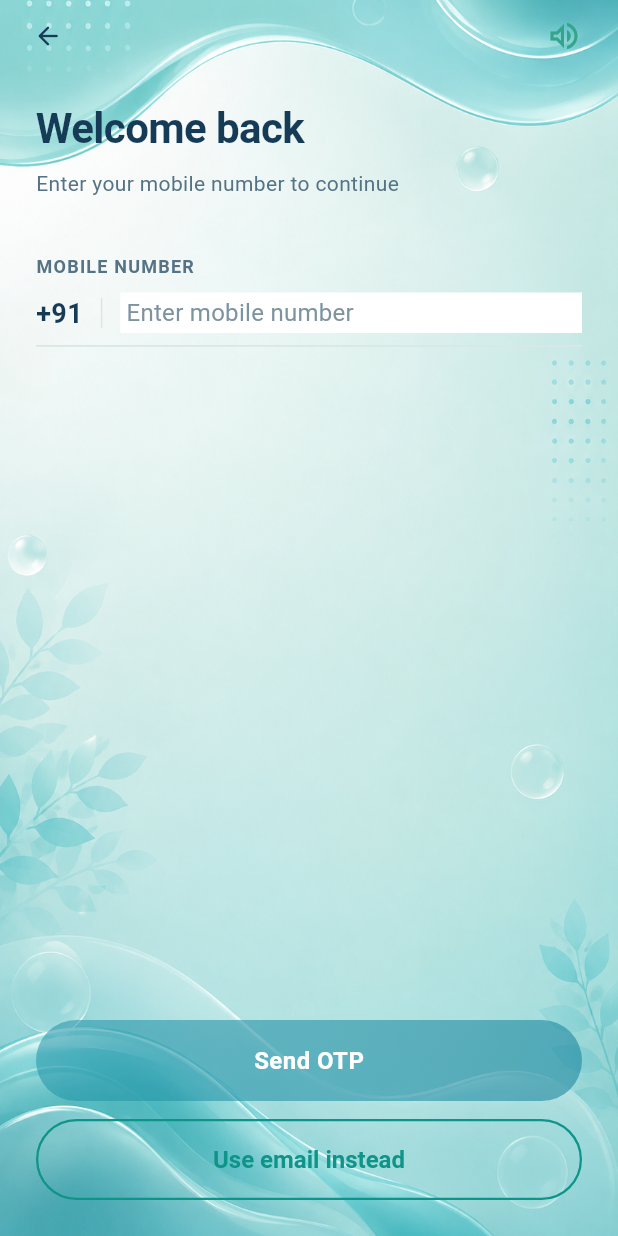
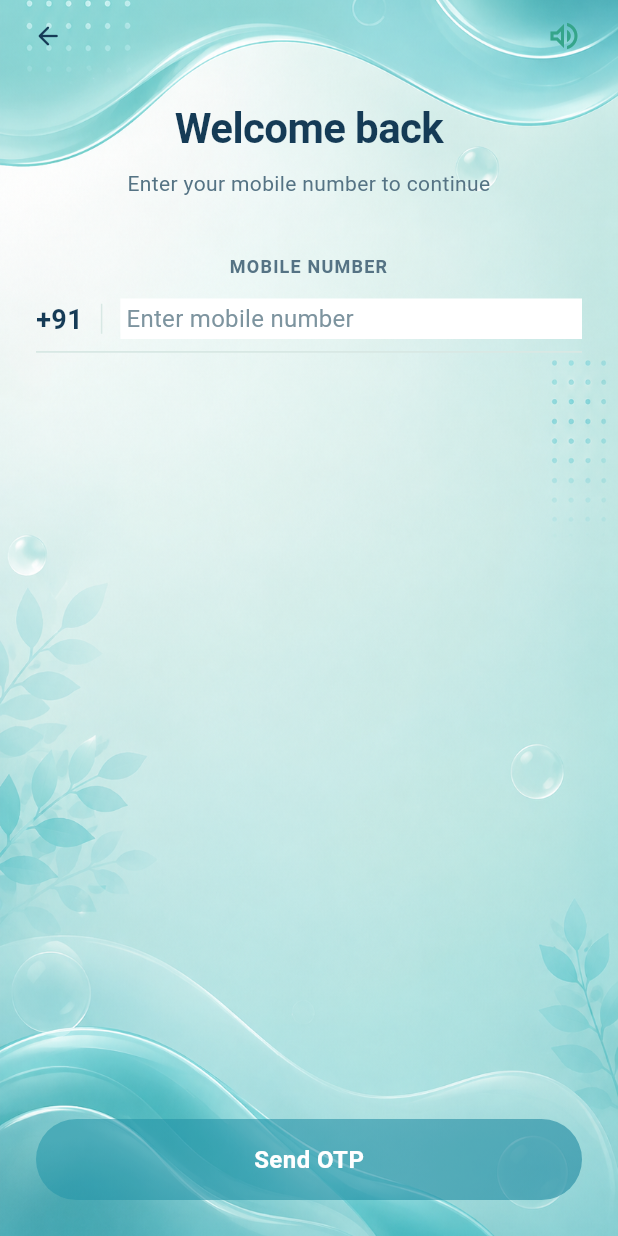
Before and after one commit to AquaverseAI/AquaVerse, a Flutter app: the PhoneEntryScreen screen opened by its route, on a phone screen of 412 x 824 dp. Run offline on Flutter 3.47's test engine with Material 3 defaults, Android fonts, the phone set to English and light mode, and no system bars; our stand-ins replace dio, drift, fl_chart, flutter_riverpod, flutter_secure_storage, go_router and 3 more; missing offline and left inert: sqlite3; accounts and stored records are empty; generated files the repository leaves out were written again.

Commit message:
refactor(onboarding): center-align content in PhoneEntryScreen and remove Use email instead secondary button

```diff
--- a/lib/features/onboarding/presentation/phone_entry_screen.dart
+++ b/lib/features/onboarding/presentation/phone_entry_screen.dart
@@ -7,13 +7,12 @@ import '../../../core/theme/app_theme.dart';
 import '../../../shared/widgets/speaker_button.dart';
 import 'controllers/onboarding_controller.dart';
 
-/// Rebuilt Login / Phone Entry Screen strictly following Section 0-6 Prompt Specifications.
+/// Phone Entry Screen with centered content layout.
 /// Features:
-/// - Full-bleed `assets/images/login_bg.png` background (teal glass-wave artwork top & bottom).
-/// - Curved header spacing with left-aligned title & subtitle + SpeakerButton.
-/// - Underline-style mobile number input with rest (#D8E8E4) and focus (#0E9488) states.
-/// - Fixed +91 country prefix.
-/// - Bottom pill-shaped CTA stack: Primary "Send OTP" gradient button + Secondary "Use email instead" outlined button.
+/// - Top-left back arrow button.
+/// - Top-right speaker accessibility button.
+/// - Centered title, subtitle, field label, and mobile input row.
+/// - Single primary "Send OTP" pill CTA button at bottom (Secondary email button removed per request).
 class PhoneEntryScreen extends ConsumerStatefulWidget {
   const PhoneEntryScreen({super.key});
 
@@ -58,9 +57,8 @@ class _PhoneEntryScreenState extends ConsumerState<PhoneEntryScreen> {
   Widget build(BuildContext context) {
     final state = ref.watch(onboardingControllerProvider);
 
-    // Color tokens per specification
     const restBorderColor = Color(0xFFD8E8E4);
-    const focusBorderColor = Color(0xFF0E9488); // --color-field-focus-border
+    const focusBorderColor = Color(0xFF0E9488);
 
     final currentBorderColor = state.errorMessage != null
         ? AppColors.critical
@@ -70,7 +68,7 @@ class _PhoneEntryScreenState extends ConsumerState<PhoneEntryScreen> {
       backgroundColor: Colors.white,
       body: Stack(
         children: [
-          // 1. Full-bleed Background Image (Section 2 spec)
+          // 1. Full-bleed Background Image
           Positioned.fill(
             child: Image.asset(
               'assets/images/login_bg.png',
@@ -79,11 +77,11 @@ class _PhoneEntryScreenState extends ConsumerState<PhoneEntryScreen> {
             ),
           ),
 
-          // 2. Safe Area Screen Content Layout (Section 5 spec)
+          // 2. Safe Area Content Layout
           SafeArea(
             child: Column(
               children: [
-                // Top App Bar / Back Button
+                // Top Navigation Bar: Pinned Back Arrow (left) & Speaker Button (right)
                 Padding(
                   padding: const EdgeInsets.symmetric(horizontal: 8.0),
                   child: Row(
@@ -94,7 +92,7 @@ class _PhoneEntryScreenState extends ConsumerState<PhoneEntryScreen> {
                       ),
                       const Spacer(),
                       const SpeakerButton(
-                        textToSpeak: "Login. Enter your mobile number to continue.",
+                        textToSpeak: "Welcome back. Enter your mobile number to continue.",
                       ),
                       const SizedBox(width: 8),
                     ],
@@ -105,13 +103,14 @@ class _PhoneEntryScreenState extends ConsumerState<PhoneEntryScreen> {
                   child: Padding(
                     padding: const EdgeInsets.symmetric(horizontal: 24.0),
                     child: Column(
-                      crossAxisAlignment: CrossAxisAlignment.start,
+                      crossAxisAlignment: CrossAxisAlignment.center,
                       children: [
                         const SizedBox(height: 16),
 
-                        // 3.1 Header Text (Section 3.1 & Section 5 spec)
+                        // Centered Title & Subtitle
                         const Text(
                           'Welcome back',
+                          textAlign: TextAlign.center,
                           style: TextStyle(
                             fontSize: 28,
                             fontWeight: FontWeight.bold,
@@ -122,6 +121,7 @@ class _PhoneEntryScreenState extends ConsumerState<PhoneEntryScreen> {
                         const SizedBox(height: 6),
                         const Text(
                           'Enter your mobile number to continue',
+                          textAlign: TextAlign.center,
                           style: TextStyle(
                             fontSize: 14,
                             fontWeight: FontWeight.w400,
@@ -131,13 +131,14 @@ class _PhoneEntryScreenState extends ConsumerState<PhoneEntryScreen> {
 
                         const SizedBox(height: 36),
 
-                        // 3.2 Form: Underline-style Mobile Input (Section 3.2 & Section 4 spec)
+                        // Centered Form: Underline-style Mobile Input
                         Column(
-                          crossAxisAlignment: CrossAxisAlignment.start,
+                          crossAxisAlignment: CrossAxisAlignment.center,
                           children: [
-                            // Field Label Above
+                            // Centered Field Label
                             const Text(
                               'MOBILE NUMBER',
+                              textAlign: TextAlign.center,
                               style: TextStyle(
                                 fontSize: 12,
                                 fontWeight: FontWeight.bold,
@@ -145,7 +146,7 @@ class _PhoneEntryScreenState extends ConsumerState<PhoneEntryScreen> {
                                 color: AppColors.textSecondary,
                               ),
                             ),
-                            const SizedBox(height: 8),
+                            const SizedBox(height: 12),
 
                             // Underline Input Container
                             AnimatedContainer(
@@ -160,9 +161,10 @@ class _PhoneEntryScreenState extends ConsumerState<PhoneEntryScreen> {
                                 ),
                               ),
                               child: Row(
+                                mainAxisAlignment: MainAxisAlignment.center,
                                 crossAxisAlignment: CrossAxisAlignment.center,
                                 children: [
-                                  // Pinned Country Code Prefix
+                                  // Fixed +91 Country Prefix
                                   const Text(
                                     '+91',
                                     style: TextStyle(
@@ -226,6 +228,7 @@ class _PhoneEntryScreenState extends ConsumerState<PhoneEntryScreen> {
                               const SizedBox(height: 8),
                               Text(
                                 state.errorMessage!,
+                                textAlign: TextAlign.center,
                                 style: const TextStyle(
                                   color: AppColors.critical,
                                   fontSize: 13,
@@ -236,11 +239,9 @@ class _PhoneEntryScreenState extends ConsumerState<PhoneEntryScreen> {
                           ],
                         ),
 
-                        // Flexible whitespace to let background breathe
                         const Spacer(),
 
-                        // 3.3 Buttons Stack (Section 3.3 & Section 5 spec)
-                        // Primary Pill Gradient CTA
+                        // Primary Pill Gradient CTA Button ("Send OTP")
                         Container(
                           width: double.infinity,
                           height: 54,
@@ -294,39 +295,6 @@ class _PhoneEntryScreenState extends ConsumerState<PhoneEntryScreen> {
                           ),
                         ),
 
-                        const SizedBox(height: 12),
-
-                        // Secondary Outlined Pill Button
-                        SizedBox(
-                          width: double.infinity,
-                          height: 54,
-                          child: OutlinedButton(
-                            onPressed: () {
-                              ScaffoldMessenger.of(context).showSnackBar(
-                                const SnackBar(
-                                  content: Text('Email login coming soon'),
-                                  duration: Duration(seconds: 2),
-                                ),
-                              );
-                            },
-                            style: OutlinedButton.styleFrom(
-                              backgroundColor: Colors.transparent,
-                              side: const BorderSide(color: focusBorderColor, width: 1.5),
-                              shape: RoundedRectangleBorder(
-                                borderRadius: BorderRadius.circular(27),
-                              ),
-                            ),
-                            child: const Text(
-                              'Use email instead',
-                              style: TextStyle(
-                                fontSize: 16,
-                                fontWeight: FontWeight.w600,
-                                color: focusBorderColor,
-                              ),
-                            ),
-                          ),
-                        ),
-
                         const SizedBox(height: 24),
                       ],
                     ),
```
